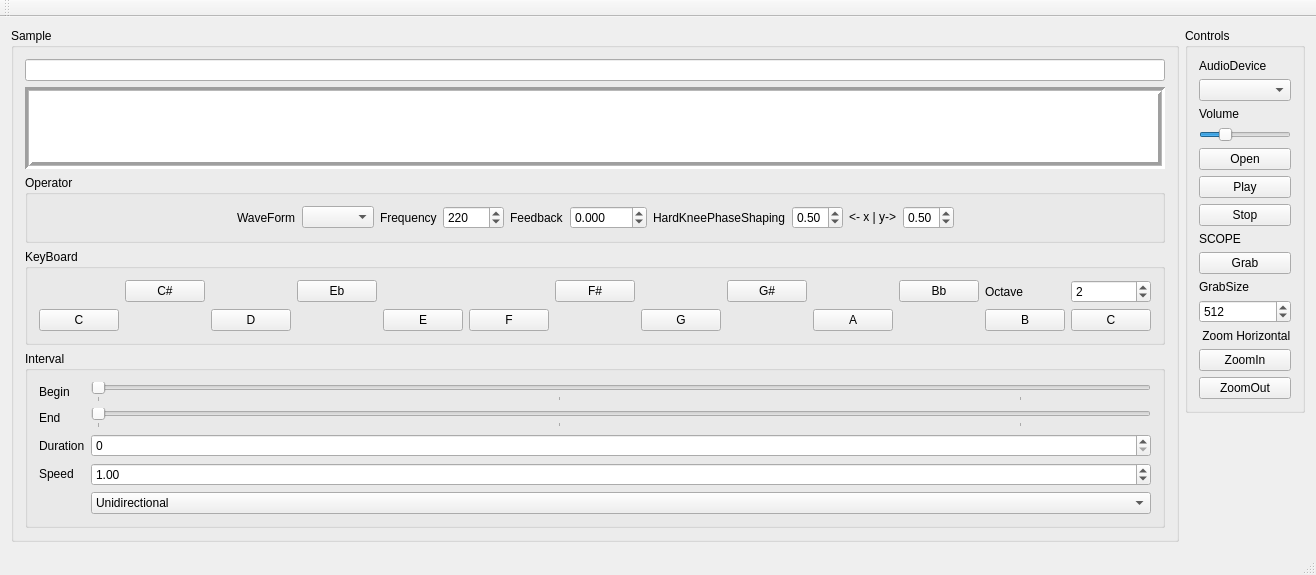
djeemie2000/SynthPlayground, file Synth1/mainwindow.ui: the form before one commit.
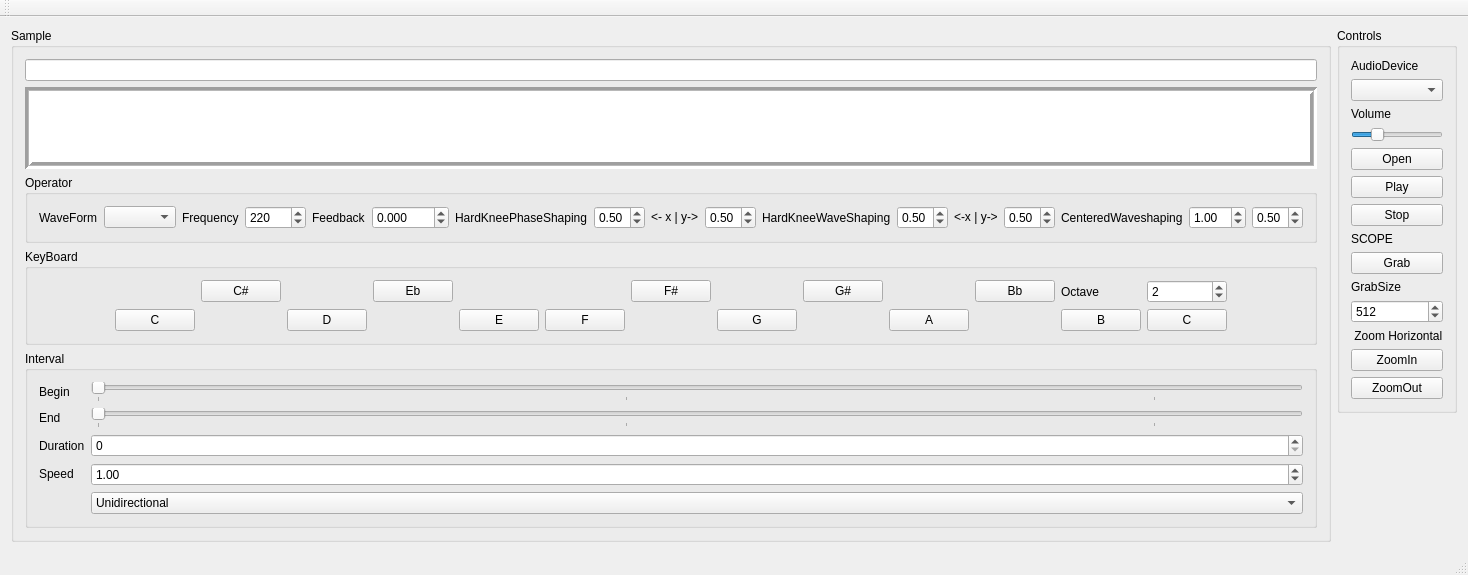
The form after the commit.

Commit message: hard knee phase and wave shaping + centered wave shaping

```diff
--- a/Synth1/mainwindow.ui
+++ b/Synth1/mainwindow.ui
@@ -6,7 +6,7 @@
    <rect>
     <x>0</x>
     <y>0</y>
-    <width>1227</width>
+    <width>1290</width>
     <height>544</height>
    </rect>
   </property>
@@ -179,6 +179,76 @@
             </property>
            </widget>
           </item>
+          <item>
+           <widget class="QLabel" name="label_15">
+            <property name="text">
+             <string>HardKneeWaveShaping</string>
+            </property>
+           </widget>
+          </item>
+          <item>
+           <widget class="QDoubleSpinBox" name="doubleSpinBox_HardKneeWaveShapingX">
+            <property name="maximum">
+             <double>1.000000000000000</double>
+            </property>
+            <property name="singleStep">
+             <double>0.010000000000000</double>
+            </property>
+            <property name="value">
+             <double>0.500000000000000</double>
+            </property>
+           </widget>
+          </item>
+          <item>
+           <widget class="QLabel" name="label_16">
+            <property name="text">
+             <string>&lt;-x | y-&gt;</string>
+            </property>
+           </widget>
+          </item>
+          <item>
+           <widget class="QDoubleSpinBox" name="doubleSpinBox_HardKneeWaveShapingY">
+            <property name="maximum">
+             <double>1.000000000000000</double>
+            </property>
+            <property name="singleStep">
+             <double>0.010000000000000</double>
+            </property>
+            <property name="value">
+             <double>0.500000000000000</double>
+            </property>
+           </widget>
+          </item>
+          <item>
+           <widget class="QLabel" name="label_17">
+            <property name="text">
+             <string>CenteredWaveshaping</string>
+            </property>
+           </widget>
+          </item>
+          <item>
+           <widget class="QDoubleSpinBox" name="doubleSpinBox_CenteredWaveshapingSlope">
+            <property name="singleStep">
+             <double>0.010000000000000</double>
+            </property>
+            <property name="value">
+             <double>1.000000000000000</double>
+            </property>
+           </widget>
+          </item>
+          <item>
+           <widget class="QDoubleSpinBox" name="doubleSpinBox_CenteredWaveshapingCenter">
+            <property name="maximum">
+             <double>1.000000000000000</double>
+            </property>
+            <property name="singleStep">
+             <double>0.010000000000000</double>
+            </property>
+            <property name="value">
+             <double>0.500000000000000</double>
+            </property>
+           </widget>
+          </item>
           <item>
            <spacer name="horizontalSpacer_2">
             <property name="orientation">
```
Left out of the diff: 2 changed lines with no effect on the pictures. The commit also changes 7 other files.
